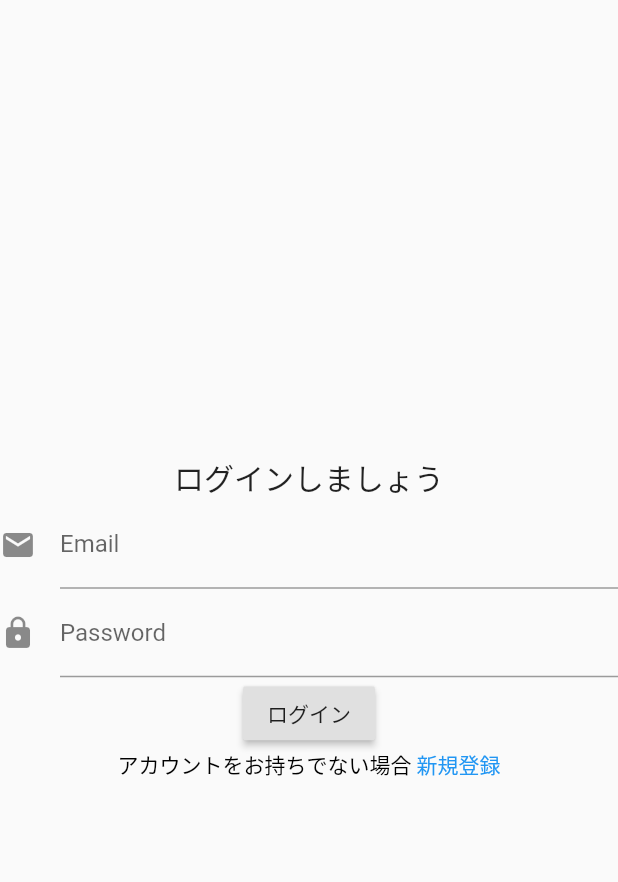
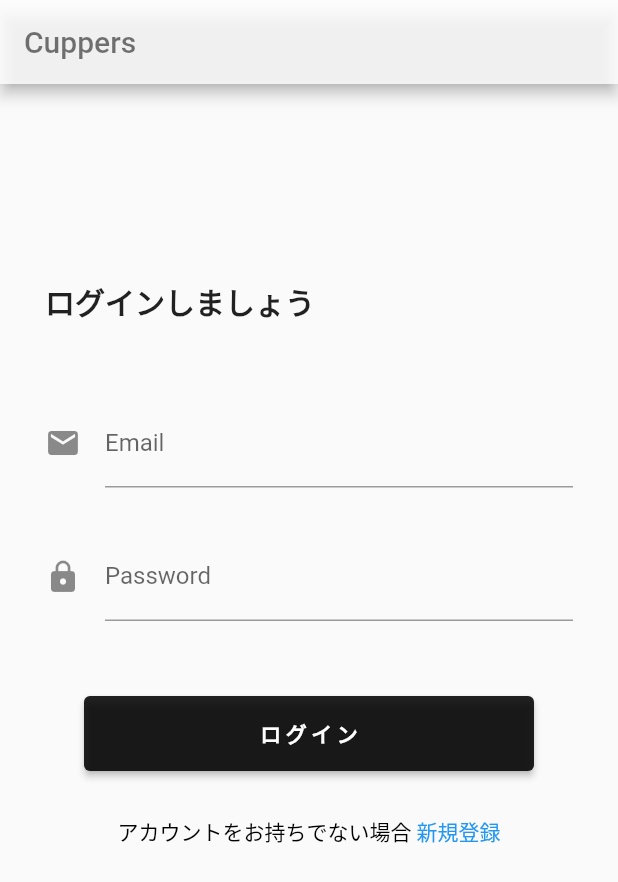
Before and after one commit to aiirononeko/cuppers_mobile, a Flutter app: the screen it shows after launch, on a phone screen of 412 x 824 dp. Shown: the top 882 px of the screen. Run offline on Flutter 3.47's test engine with Material 2 defaults, Android fonts, the phone set to English and light mode, and no system bars; our stand-ins replace cloud_firestore, firebase_auth, firebase_core; missing offline and left inert: flutter_radar_chart; accounts and stored records are empty.

Commit message:
ログアウト画面のレイアウトを調整

```diff
--- a/lib/views/LoginPage.dart
+++ b/lib/views/LoginPage.dart
@@ -18,17 +18,33 @@ class _LoginPageState extends State<LoginPage> {
   @override
   Widget build(BuildContext context) {
     return Scaffold(
+        appBar: AppBar(
+          title: Text(
+            'Cuppers',
+            style: TextStyle(
+                color: Colors.black54
+            ),
+          ),
+          backgroundColor: Colors.white.withOpacity(0.8),
+        ),
         body: Container(
           child: Column(
-            mainAxisAlignment: MainAxisAlignment.center,
             children: <Widget>[
-              Text(
+              Container(
+                width: double.infinity,
+                margin: EdgeInsets.fromLTRB(30, 130, 30, 50),
+                child: Text(
                   'ログインしましょう',
+                  textAlign: TextAlign.left,
                   style: TextStyle(
-                    fontSize: 20
+                      fontSize: 20,
+                      fontWeight: FontWeight.bold
                   ),
                 ),
-              new TextField(
+              ),
+              Container(
+                  margin: EdgeInsets.fromLTRB(30, 0, 30, 30),
+                  child: new TextField(
                     enabled: true,
                     decoration: const InputDecoration(
                       icon: Icon(Icons.email),
@@ -36,8 +52,11 @@ class _LoginPageState extends State<LoginPage> {
                       labelText: 'Email',
                     ),
                     onChanged: _handleEmail,
+                  )
               ),
-              new TextField(
+              Container(
+                  margin: EdgeInsets.fromLTRB(30, 0, 30, 50),
+                  child: new TextField(
                     enabled: true,
                     obscureText: true,
                     decoration: const InputDecoration(
@@ -46,9 +65,23 @@ class _LoginPageState extends State<LoginPage> {
                       labelText: 'Password',
                     ),
                     onChanged: _handlePassword,
+                  )
               ),
-              new RaisedButton(
-                child: const Text('ログイン'),
+              Container(
+                width: 300,
+                height: 50,
+                margin: EdgeInsets.fromLTRB(30, 0, 30, 30),
+                child: new ElevatedButton(
+                  child: Text(
+                    'ログイン',
+                    style: TextStyle(
+                        fontWeight: FontWeight.bold,
+                        letterSpacing: 3
+                    ),
+                  ),
+                  style: ElevatedButton.styleFrom(
+                    primary: Colors.black87,
+                  ),
                   onPressed: () async {
                     try {
                       // ログイン処理
@@ -71,7 +104,9 @@ class _LoginPageState extends State<LoginPage> {
                     }
                   },
                 ),
-              RichText(
+              ),
+              Container(
+                child: RichText(
                   text: TextSpan(
                     children: [
                       TextSpan(
@@ -88,6 +123,7 @@ class _LoginPageState extends State<LoginPage> {
                       )
                     ]
                   )
+                ),
               )
             ],
           ),
--- a/lib/views/RegistrationPage.dart
+++ b/lib/views/RegistrationPage.dart
@@ -31,7 +31,7 @@ class _RegistrationPageState extends State<RegistrationPage> {
           children: <Widget>[
             Container(
               width: double.infinity,
-              margin: EdgeInsets.fromLTRB(30, 100, 10, 0),
+              margin: EdgeInsets.fromLTRB(30, 100, 30, 0),
               child: Text(
                 'さあ、',
                 textAlign: TextAlign.left,
@@ -43,7 +43,7 @@ class _RegistrationPageState extends State<RegistrationPage> {
             ),
             Container(
               width: double.infinity,
-              margin: EdgeInsets.fromLTRB(30, 0, 10, 50),
+              margin: EdgeInsets.fromLTRB(30, 0, 30, 50),
               child: Text(
                 'カッピングを始めよう！',
                 textAlign: TextAlign.left,
```
Lines whose indentation alone changed are shown as unchanged.
